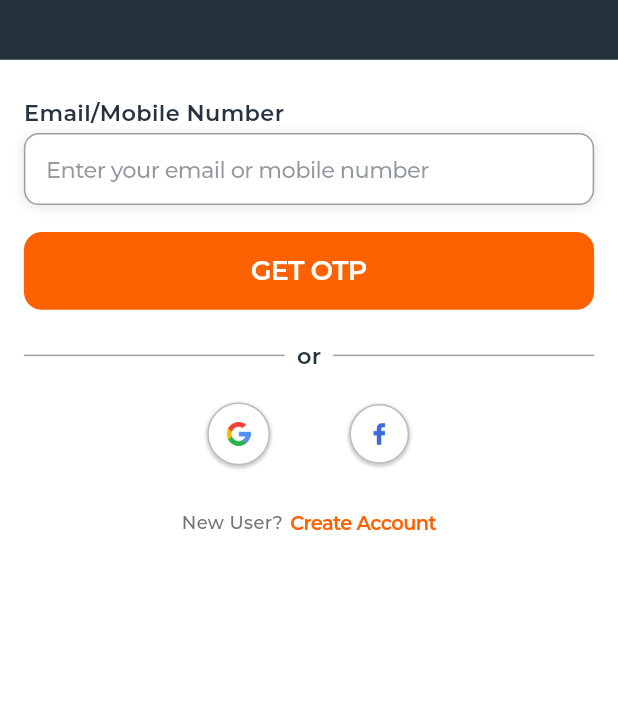
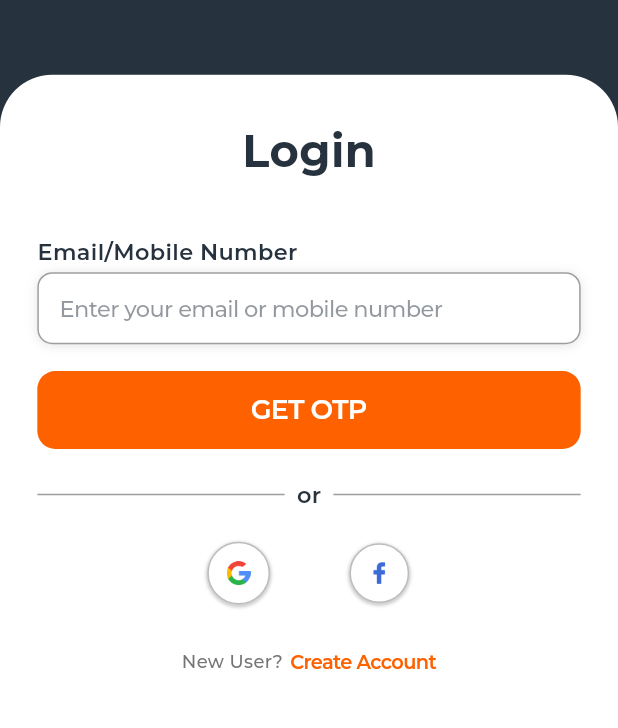
Before and after one commit to botaniqofficialstore/app, a Flutter app: the screen it shows after launch, on a phone screen of 412 x 824 dp, the part 194-922 px from its top. Run offline on Flutter 3.47's test engine with Material 3 defaults, Android fonts, the phone set to English and light mode, and no system bars; our stand-ins replace dio, dotted_line, firebase_auth, firebase_core, firebase_messaging, flutter_local_notifications and 16 more; missing offline and left inert: animated_hint_textfield, back_button_interceptor, flutter_facebook_auth, flutter_platform_alert, notification_center, open_settings_plus; accounts and stored records are empty; project files that could hold a hidden picture were left out.

Commit message:
Login screen UI updated

```diff
--- a/lib/screens/Authentication/LoginScreen/LoginScreen.dart
+++ b/lib/screens/Authentication/LoginScreen/LoginScreen.dart
@@ -66,12 +66,10 @@ class LoginScreenState extends ConsumerState<LoginScreen> {
           CodeReusability.hideKeyboard(context);
         },
         child: Scaffold(
-          resizeToAvoidBottomInset: false,
+          resizeToAvoidBottomInset: true,
           key: _scaffoldKey,
-          backgroundColor: Colors.white,
-          body: SingleChildScrollView(
-            child: loginView(context),
-          ),
+          backgroundColor: objConstantColor.navyBlue,
+          body: loginView(context),
         )
     );
   }
@@ -86,7 +84,6 @@ class LoginScreenState extends ConsumerState<LoginScreen> {
         children: [
           Container(
             width: double.infinity,
-            color: objConstantColor.navyBlue,
             padding: EdgeInsets.symmetric(vertical: 40.dp),
             child: SafeArea(
               bottom: false,
@@ -99,12 +96,37 @@ class LoginScreenState extends ConsumerState<LoginScreen> {
               ),
             ),
           ),
-          SizedBox(height: 20.dp,),
-          Padding(
-            padding: EdgeInsets.symmetric(vertical: 5.dp, horizontal: 16.dp),
+          SizedBox(height: 10.dp,),
+
+          //Container View...
+          Expanded(
+            child: Container(
+              width: double.infinity,
+              decoration: BoxDecoration(
+                color: Colors.white,
+                borderRadius: BorderRadius.only(
+                  topLeft: Radius.circular(35.dp),
+                  topRight: Radius.circular(35.dp),
+                ),
+              ),
+              padding: EdgeInsets.symmetric(vertical: 10.dp, horizontal: 25.dp),
+              child: SingleChildScrollView(
                 child: Column(
                   crossAxisAlignment: CrossAxisAlignment.start,
                   children: [
+
+                    Padding(
+                      padding: EdgeInsets.symmetric(vertical: 20.dp),
+                      child: Center(
+                        child: objCommonWidgets.customText(
+                            context, 'Login', 30,
+                            objConstantColor.navyBlue,
+                            objConstantFonts.montserratBold),
+                      ),
+                    ),
+
+                    SizedBox(height: 15.dp,),
+
                     objCommonWidgets.customText(
                         context, 'Email/Mobile Number', 15,
                         objConstantColor.navyBlue,
@@ -261,7 +283,10 @@ class LoginScreenState extends ConsumerState<LoginScreen> {
 
 
                   ],
-            ),)
+                ),
+              ),
+            ),
+          )
 
 
         ]
```
Lines whose indentation alone changed are shown as unchanged.
